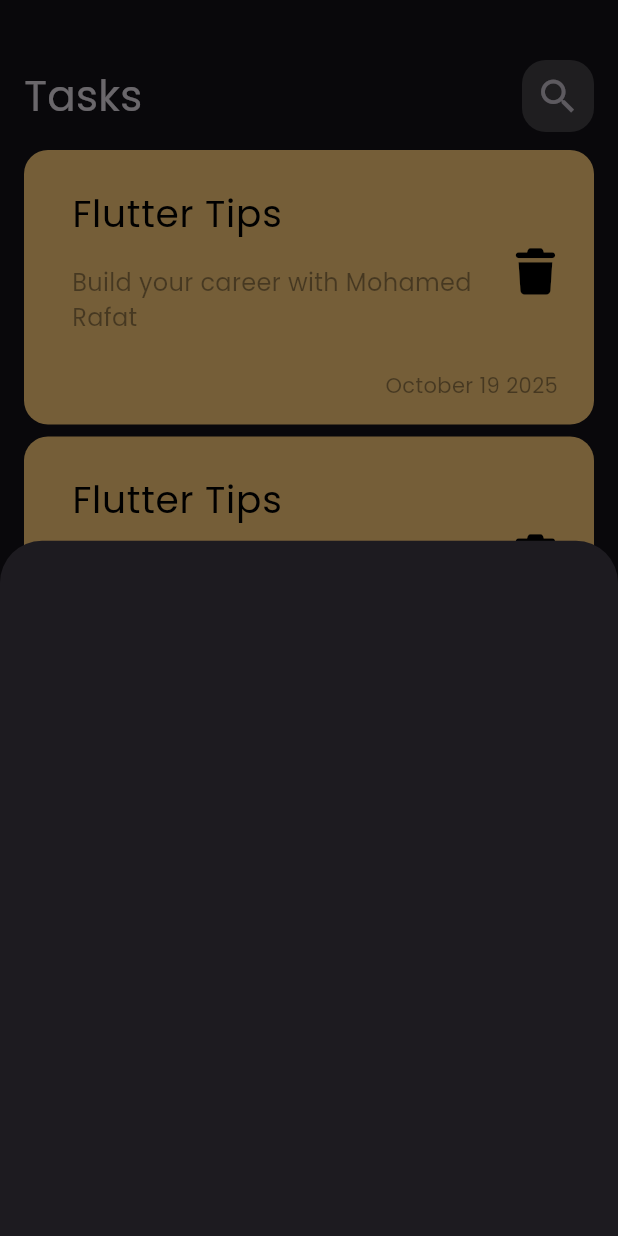
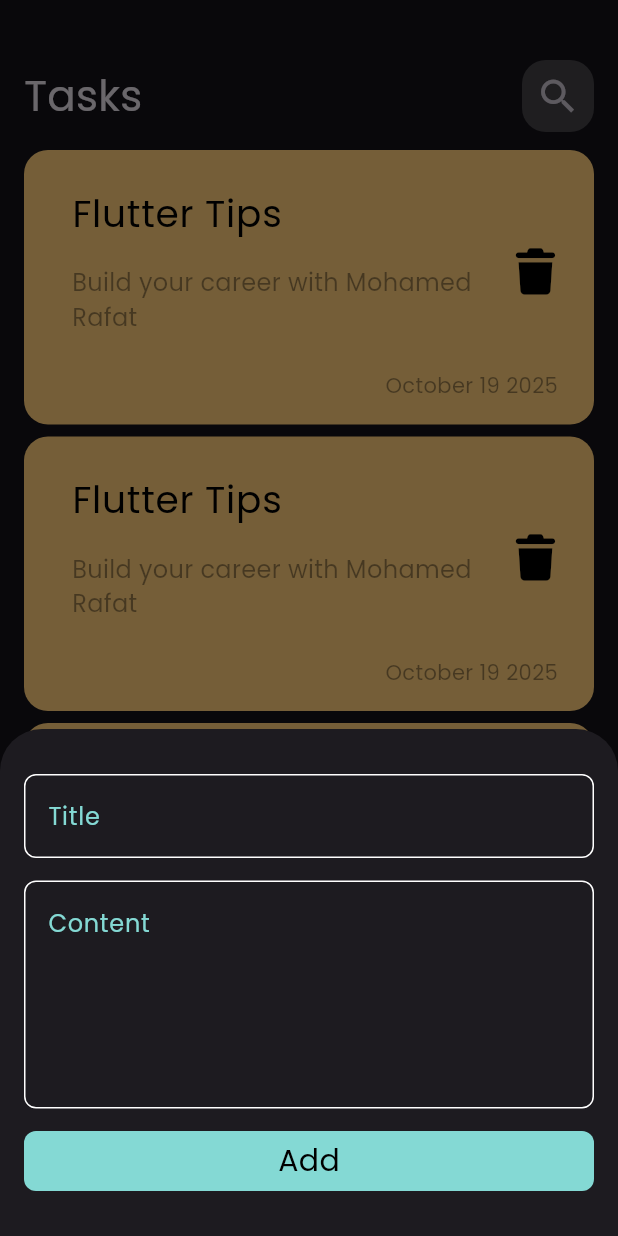
Before and after one commit to MohamedRafat-hub/Notify, a Flutter app: the screen it shows after launch, after a tap on the "add" icon, on a phone screen of 412 x 824 dp. Run offline on Flutter 3.47's test engine with Material 3 defaults, Android fonts, the phone set to English and light mode, and no system bars; our stand-ins replace font_awesome_flutter.

Commit message:
finish add note bottom sheet

```diff
--- /dev/null
+++ b/lib/constants.dart
@@ -0,0 +1,3 @@
+import 'dart:ui';
+
+const KPrimaryColor = Color(0xFF84d9d4);
--- a/lib/main.dart
+++ b/lib/main.dart
@@ -1,5 +1,5 @@
 import 'package:flutter/material.dart';
-import 'package:tasky_app/views/tasks_view.dart';
+import 'package:tasky_app/views/notes_view.dart';
 
 void main()
 {
--- a/lib/views/tasks_view.dart
+++ b/lib/views/notes_view.dart
@@ -1,4 +1,5 @@
 import 'package:flutter/material.dart';
+import 'package:tasky_app/constants.dart';
 import 'package:tasky_app/widgets/add_note_bottom_sheet.dart';
 import 'package:tasky_app/widgets/tasks_view_body.dart';
 
@@ -9,12 +10,13 @@ class NotesView extends StatelessWidget {
   Widget build(BuildContext context) {
     return Scaffold(
       floatingActionButton: FloatingActionButton(
+        backgroundColor: KPrimaryColor,
         onPressed: () {
           showModalBottomSheet(context: context, builder: (context){
             return AddNoteBottomSheet();
           });
         },
-        child: Icon(Icons.add),
+        child: Icon(Icons.add , color: Colors.black,size: 30,),
         shape: RoundedRectangleBorder(
           borderRadius: BorderRadius.circular(100),
         ),
--- a/lib/widgets/add_note_bottom_sheet.dart
+++ b/lib/widgets/add_note_bottom_sheet.dart
@@ -1,10 +1,35 @@
 import 'package:flutter/material.dart';
+import 'package:tasky_app/constants.dart';
+import 'package:tasky_app/widgets/custom_button.dart';
+import 'package:tasky_app/widgets/custom_text_field.dart';
 
 class AddNoteBottomSheet extends StatelessWidget {
   const AddNoteBottomSheet({super.key});
 
   @override
   Widget build(BuildContext context) {
-    return Container();
+    return Padding(
+      padding: const EdgeInsets.symmetric(horizontal: 16),
+      child: SingleChildScrollView(
+        child: Column(
+          spacing: 15,
+          children: [
+            SizedBox(
+              height: 15,
+            ),
+            CustomTextField(
+              hint: 'Title',
+            ),
+            CustomTextField(
+              hint: 'Content',
+              maxLines: 5,
+            ),
+
+            CustomButton(),
+            SizedBox(height: 15,)
+          ],
+        ),
+      ),
+    );
   }
 }
--- /dev/null
+++ b/lib/widgets/custom_button.dart
@@ -0,0 +1,19 @@
+import 'package:flutter/material.dart';
+import 'package:tasky_app/constants.dart';
+
+class CustomButton extends StatelessWidget {
+  const CustomButton({super.key});
+
+  @override
+  Widget build(BuildContext context) {
+    return Container(
+      height: 40,
+      width: MediaQuery.of(context).size.width,
+      decoration: BoxDecoration(
+        color: KPrimaryColor,
+        borderRadius: BorderRadius.circular(8),
+      ),
+      child: Center(child: Text('Add' , style: TextStyle(color: Colors.black , fontSize: 20),)),
+    );
+  }
+}
--- /dev/null
+++ b/lib/widgets/custom_text_field.dart
@@ -0,0 +1,29 @@
+import 'package:flutter/material.dart';
+import 'package:tasky_app/constants.dart';
+
+class CustomTextField extends StatelessWidget {
+  const CustomTextField({super.key, required this.hint,  this.maxLines = 1});
+  final String hint;
+  final int maxLines;
+  @override
+  Widget build(BuildContext context) {
+    return TextField(
+      cursorColor: KPrimaryColor,
+      maxLines: maxLines,
+      decoration: InputDecoration(
+        hintText: hint,
+        hintStyle: TextStyle(color: KPrimaryColor),
+        border: buildOutlineInputBorder(),
+        enabledBorder: buildOutlineInputBorder(),
+        focusedBorder: buildOutlineInputBorder(KPrimaryColor),
+      ),
+    );
+  }
+
+  OutlineInputBorder buildOutlineInputBorder([Color color = Colors.white]) {
+    return OutlineInputBorder(
+      borderRadius: BorderRadius.circular(8),
+      borderSide: BorderSide(color: color),
+    );
+  }
+}
```
